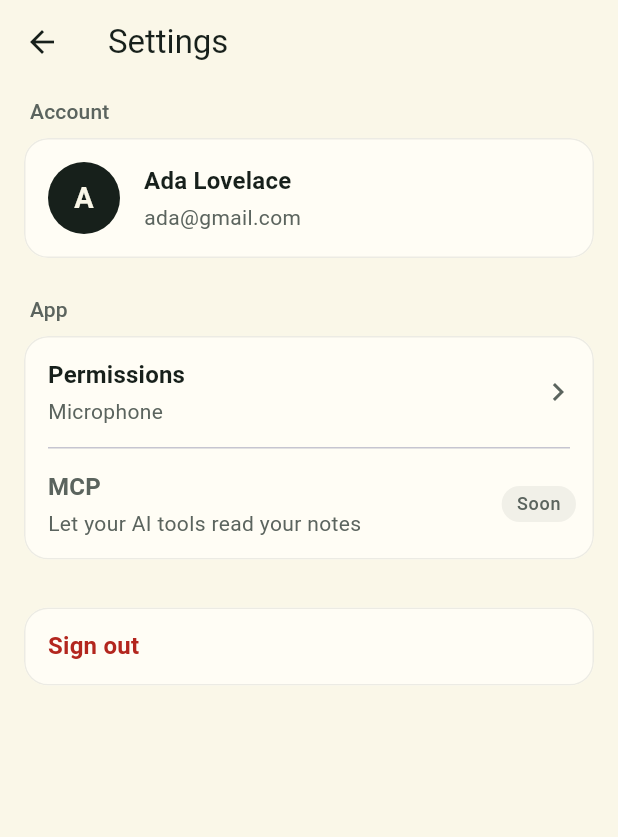
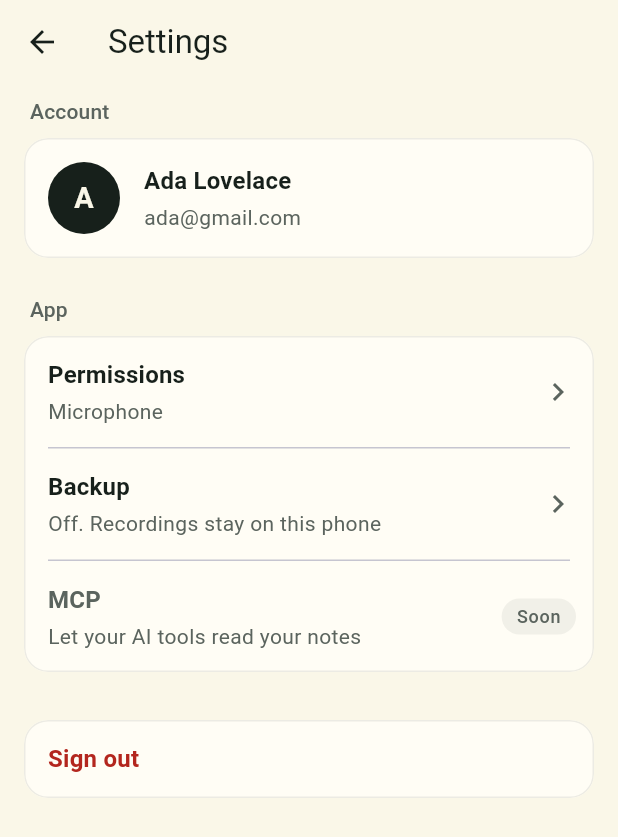
Before and after one commit to Shravanth007/Carry, a Flutter app: the SettingsScreen screen opened directly, on a phone screen of 412 x 824 dp. Shown: the top 837 px of the screen. Run offline on Flutter 3.47's test engine with Material 3 defaults, Android fonts, the phone set to English and light mode, and no system bars; our stand-ins replace firebase_auth, firebase_core, google_sign_in, permission_handler, shared_preferences; missing offline and left inert: file_selector, record; accounts and stored records are empty.

Commit message:
feat(app): add a backup setting, off until asked for (#5)
* feat(app): add a backup setting, off until asked for

Settings → Backup has a Carry cloud switch, off until the person turns
it on, and Google Drive listed as upcoming.

Turning it on covers new recordings only: the moment it was switched on
is stored next to the flag, because uploading what was recorded under
the old answer would be a surprise. Turning it off clears the stamp, so
switching it on again does not sweep up the gap.

The screen says plainly that uploaded recordings are only stored so they
can be got back, and are not used for anything else.

Nothing uploads yet. Backup.shouldUpload(addedAt) is the rule the upload
queue will follow when it exists.

* fix(app): let previews render without Firebase

Settings and Backup read the signed-in account, and widget previews run
without Firebase.initializeApp, so both previews threw. Auth.currentUser
now reports signed out in that case. main() awaits initializeApp before
the app builds, so a running app cannot reach it any other way.

* fix(app): keep backup off from meaning off

```diff
--- /dev/null
+++ b/app/lib/backup/backup.dart
@@ -0,0 +1,80 @@
+import 'package:shared_preferences/shared_preferences.dart';
+
+import '../auth/auth.dart';
+
+/// Whether recordings are copied to Carry cloud, and from when.
+///
+/// Off until the person turns it on. Turning it on covers **new** recordings
+/// only, so the moment it was switched on is stored alongside the flag: a
+/// recording older than that was made under the old answer, and uploading it
+/// later would be a surprise.
+///
+/// Stored per account on the phone, like the welcome flag, so two accounts on
+/// one phone answer separately.
+abstract final class Backup {
+  static SharedPreferencesAsync get _prefs => SharedPreferencesAsync();
+
+  static String? get _uid => Auth.currentUser?.uid;
+
+  static String _onKey(String uid) => 'backup_on_$uid';
+  static String _sinceKey(String uid) => 'backup_since_$uid';
+
+  /// False when signed out, so nothing uploads without an owner.
+  static Future<bool> isOn() async {
+    final uid = _uid;
+    if (uid == null) return false;
+    return _readOn(uid);
+  }
+
+  /// When backup was switched on, or null while it's off.
+  static Future<DateTime?> onSince() async {
+    final uid = _uid;
+    if (uid == null) return null;
+    return _readSince(uid);
+  }
+
+  static Future<bool> _readOn(String uid) async =>
+      await _prefs.getBool(_onKey(uid)) ?? false;
+
+  static Future<DateTime?> _readSince(String uid) async {
+    final millis = await _prefs.getInt(_sinceKey(uid));
+    return millis == null ? null : DateTime.fromMillisecondsSinceEpoch(millis);
+  }
+
+  /// Turning it on stamps the moment. Turning it off clears the stamp, so
+  /// turning it on again doesn't sweep up everything recorded in between.
+  ///
+  /// The stamp is written before the flag either way, so a half-finished
+  /// change always lands on "don't upload": switching on leaves the flag
+  /// false, and switching off leaves no stamp.
+  static Future<void> setOn(bool on) async {
+    final uid = _uid;
+    if (uid == null) return;
+    if (on) {
+      await _prefs.setInt(
+        _sinceKey(uid),
+        DateTime.now().millisecondsSinceEpoch,
+      );
+    } else {
+      await _prefs.remove(_sinceKey(uid));
+    }
+    await _prefs.setBool(_onKey(uid), on);
+  }
+
+  /// Whether a recording made at [addedAt] should be uploaded.
+  ///
+  /// Nothing uploads yet; this is the rule the upload queue will follow.
+  ///
+  /// Both answers have to agree, and both are read for the one account that
+  /// was signed in when the question was asked. If that account is gone by
+  /// the time they come back — signed out, or swapped for another — the
+  /// answer is no, because it was the other person's answer.
+  static Future<bool> shouldUpload(DateTime addedAt) async {
+    final uid = _uid;
+    if (uid == null) return false;
+    final on = await _readOn(uid);
+    final since = await _readSince(uid);
+    if (_uid != uid) return false;
+    return on && since != null && !addedAt.isBefore(since);
+  }
+}
--- a/app/lib/session.dart
+++ b/app/lib/session.dart
@@ -12,4 +12,6 @@ Future<void> signOutAndForget() async {
   await Auth.signOut();
   Notes.clear();
   await AvatarCache.clear();
+  // The backup choice stays: it's this account's own setting, kept per
+  // account, and asking again on every sign-in would be tiresome.
 }
--- a/app/lib/settings/settings_screen.dart
+++ b/app/lib/settings/settings_screen.dart
@@ -1,6 +1,8 @@
 import 'package:flutter/material.dart';
 import 'package:flutter/widget_previews.dart';
 
+import '../backup/backup.dart';
+import '../backup/backup_screen.dart';
 import '../session.dart';
 import '../theme.dart';
 import 'permissions_screen.dart';
@@ -31,6 +33,20 @@ class SettingsScreen extends StatefulWidget {
 
 class _SettingsScreenState extends State<SettingsScreen> {
   bool _signingOut = false;
+
+  /// Null until read from the phone.
+  bool? _backupOn;
+
+  @override
+  void initState() {
+    super.initState();
+    _loadBackup();
+  }
+
+  Future<void> _loadBackup() async {
+    final on = await Backup.isOn();
+    if (mounted) setState(() => _backupOn = on);
+  }
 
   Future<void> _signOut() async {
     setState(() => _signingOut = true);
@@ -115,11 +131,32 @@ class _SettingsScreenState extends State<SettingsScreen> {
                   ),
                 ),
                 const Divider(height: 1, indent: 16, endIndent: 16),
+                SettingsRow(
+                  title: 'Backup',
+                  subtitle: switch (_backupOn) {
+                    null => 'Where recordings are kept',
+                    true => 'Carry cloud: on',
+                    false => 'Off. Recordings stay on this phone',
+                  },
+                  trailing: const Icon(
+                    Icons.chevron_right,
+                    color: CarryColors.muted,
+                  ),
+                  onTap: () async {
+                    await Navigator.of(context).push(
+                      MaterialPageRoute<void>(
+                        builder: (_) => const BackupScreen(),
+                      ),
+                    );
+                    await _loadBackup(); // it may have been switched there
+                  },
+                ),
+                const Divider(height: 1, indent: 16, endIndent: 16),
                 // Not built yet: shown so it's clearly on the way.
                 const SettingsRow(
                   title: 'MCP',
                   subtitle: 'Let your AI tools read your notes',
-                  trailing: _SoonBadge(),
+                  trailing: SoonBadge(),
                   titleColor: CarryColors.muted,
                 ),
               ],
@@ -148,23 +185,3 @@ class _SettingsScreenState extends State<SettingsScreen> {
     );
   }
 }
-
-class _SoonBadge extends StatelessWidget {
-  const _SoonBadge();
-
-  @override
-  Widget build(BuildContext context) {
-    return Container(
-      padding: const EdgeInsets.symmetric(horizontal: 10, vertical: 4),
-      decoration: BoxDecoration(
-        color: CarryColors.ink.withValues(alpha: 0.06),
-        borderRadius: BorderRadius.circular(999),
-      ),
-      child: Text(
-        'Soon',
-        style: Theme.of(context).textTheme.labelMedium
-            ?.copyWith(color: CarryColors.muted),
-      ),
-    );
-  }
-}
--- a/app/lib/settings/widgets.dart
+++ b/app/lib/settings/widgets.dart
@@ -106,6 +106,27 @@ class SettingsRow extends StatelessWidget {
   }
 }
 
+/// Marks a row that is announced but not built yet.
+class SoonBadge extends StatelessWidget {
+  const SoonBadge({super.key});
+
+  @override
+  Widget build(BuildContext context) {
+    return Container(
+      padding: const EdgeInsets.symmetric(horizontal: 10, vertical: 4),
+      decoration: BoxDecoration(
+        color: CarryColors.ink.withValues(alpha: 0.06),
+        borderRadius: BorderRadius.circular(999),
+      ),
+      child: Text(
+        'Soon',
+        style: Theme.of(context).textTheme.labelMedium
+            ?.copyWith(color: CarryColors.muted),
+      ),
+    );
+  }
+}
+
 /// The Google account picture, or the first letter when there isn't one.
 class Avatar extends StatelessWidget {
   const Avatar({
```
Also changed, not shown: app/lib/backup/backup_screen.dart (added, +142 -0 lines), 6 other files.
